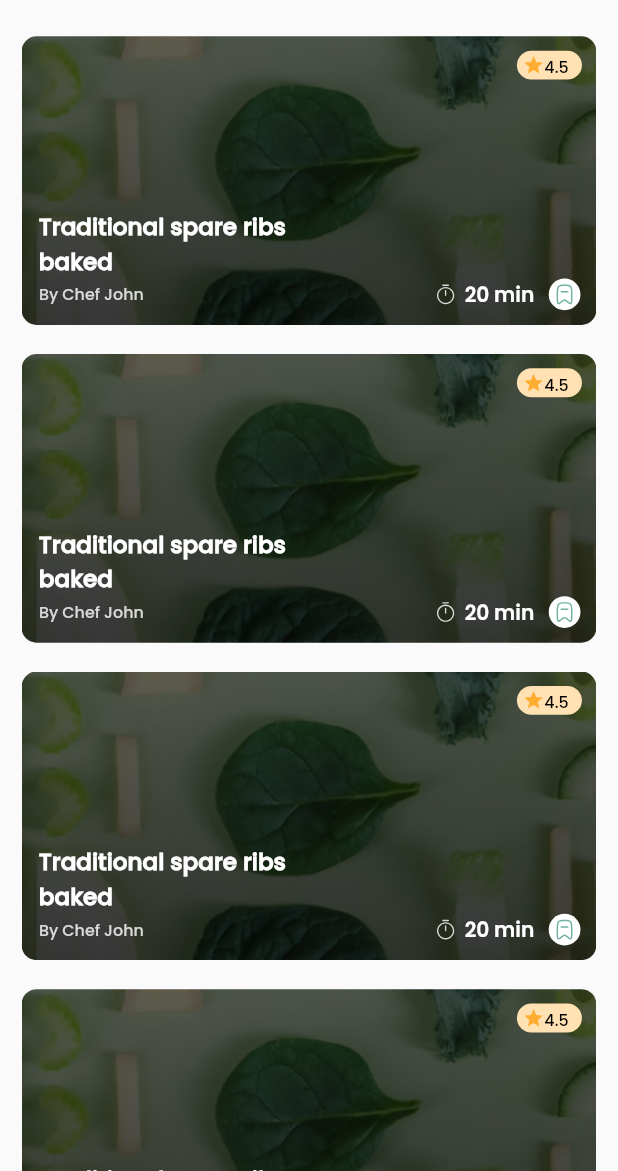
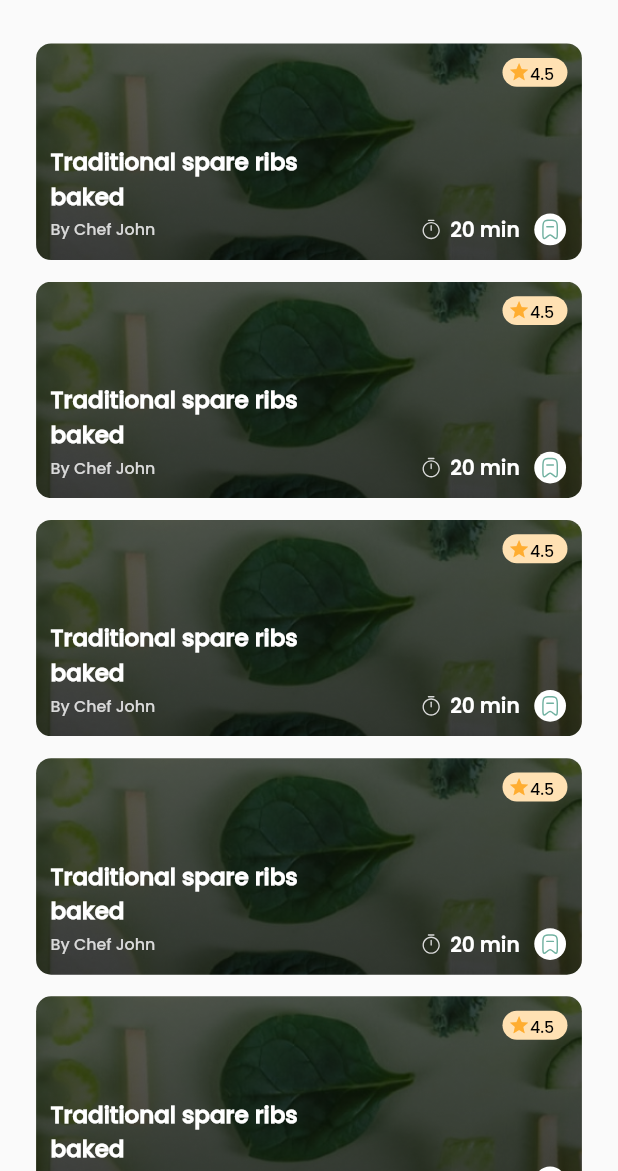
Before and after one commit to 49usama/recipieApp-master, a Flutter app: the saved screen opened directly, on a phone screen of 412 x 824 dp, the part 65-1236 px from its top. Run offline on Flutter 3.47's test engine with Material 2 defaults, Android fonts, the phone set to English and light mode, and no system bars; our stand-ins replace flutter_svg, get; network calls fail; project files that could hold a hidden picture were left out.

Commit message:
UI amandments are done

```diff
--- a/lib/View/Saved Recipies/SavedRecipies.dart
+++ b/lib/View/Saved Recipies/SavedRecipies.dart
@@ -46,10 +46,7 @@ class _savedState extends State<saved> {
                       shrinkWrap: true,
                      itemCount: 10,
                      itemBuilder: (context,i){
-                   return Padding(
-                     padding:  EdgeInsets.symmetric(vertical:responsive(10, context)),
-                     child: SavedWidget(),
-                   );
+                   return SavedWidget();
                  })
                 ],
               ),
@@ -66,8 +63,11 @@ class SavedWidget extends StatelessWidget {
 
   @override
   Widget build(BuildContext context) {
-    return  Container(
-      height: responsive(200, context),
+    return   Padding(
+      padding:  EdgeInsets.fromLTRB(responsive(10, context), responsive(15, context), responsive(10, context), 0),
+      child:
+      Container(
+        height: responsive(150, context),
         // width: responsive(350, context),
         decoration: BoxDecoration(
           image: DecorationImage(
@@ -84,8 +84,15 @@ class SavedWidget extends StatelessWidget {
               child: RecipeBadge(context, '4.5'),
             ),
 
+
+
             Padding(
-            padding:  EdgeInsets.fromLTRB(0, responsive(90, context), responsive(215, context), 0),
+              padding:  EdgeInsets.only(right: responsive(1, context),top:responsive(0, context) ),
+              child: Column(
+                crossAxisAlignment: CrossAxisAlignment.start,
+                children: [
+                  Padding(
+                    padding:  EdgeInsets.fromLTRB(responsive(10, context), responsive(40, context),0, 0),
                     child: MediumText(
                         center: false,
                         context: context,
@@ -93,15 +100,12 @@ class SavedWidget extends StatelessWidget {
                         text: 'Traditional spare ribs\nbaked'
                     ),
                   ),
-
-          Padding(
-            padding:  EdgeInsets.only(right: responsive(1, context),top:responsive(0, context) ),
-            child: Row(
+                  Row(
                     mainAxisAlignment: MainAxisAlignment.spaceBetween,
 
                     children: [
                       Padding(
-                  padding:  EdgeInsets.fromLTRB(responsive(12, context), 0, 0, 0),
+                        padding:  EdgeInsets.fromLTRB(responsive(10, context), 0, 0, 0),
                         child: smallText(
                             center: false,
                             context: context,
@@ -148,11 +152,14 @@ class SavedWidget extends StatelessWidget {
 
                     ],
                   ),
+                ],
+              ),
             ),
 
 
           ],
         ),
+      ),
     );
   }
 }
--- a/lib/View/Widgets/NewTab.dart
+++ b/lib/View/Widgets/NewTab.dart
@@ -19,7 +19,7 @@ class NewStepsTabes extends StatelessWidget {
       padding:  EdgeInsets.only(right: responsive(5, context)),
       child: Container(
           height: responsive(40, context),
-          width: responsive(140, context),
+          width: responsive(107, context),
           padding: const EdgeInsets.symmetric(horizontal: 20, vertical: 7),
           decoration: ShapeDecoration(
             color: isSelected ? Color(0xFF119475) : Colors.transparent,
```
Also changed, not shown: lib/View/Profile/Profile.dart (+14 -11 lines), lib/View/Widgets/NotificationWidget.dart (+13 -10 lines), images/unread.svg (added). Lines whose indentation alone changed are shown as unchanged.
